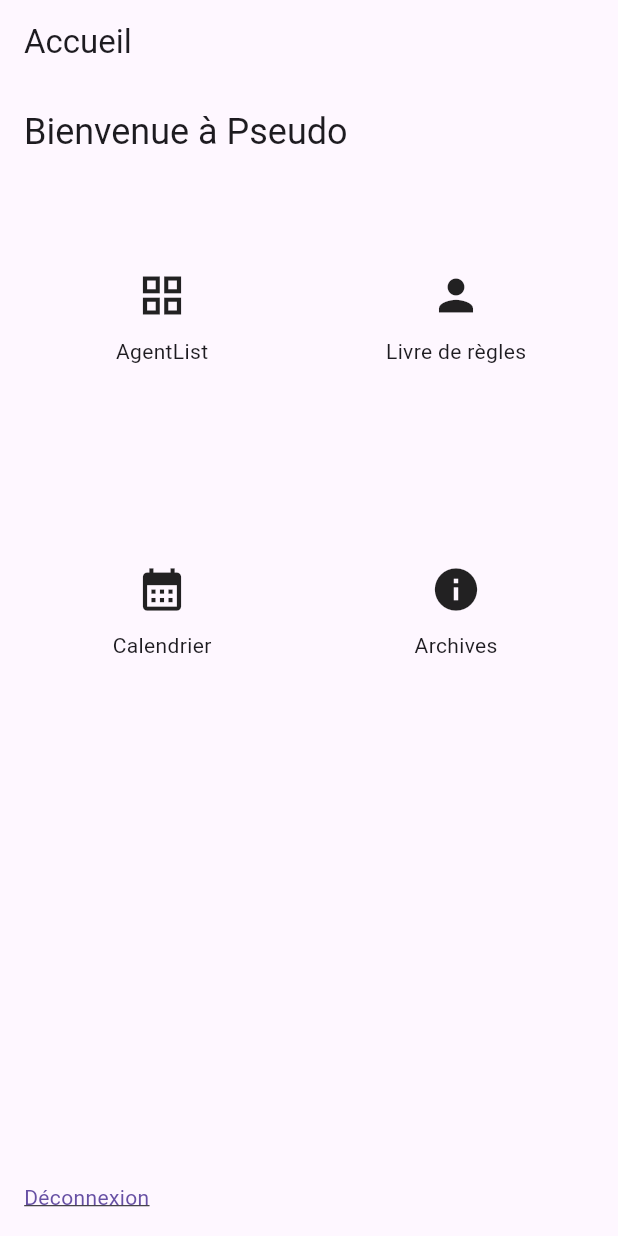
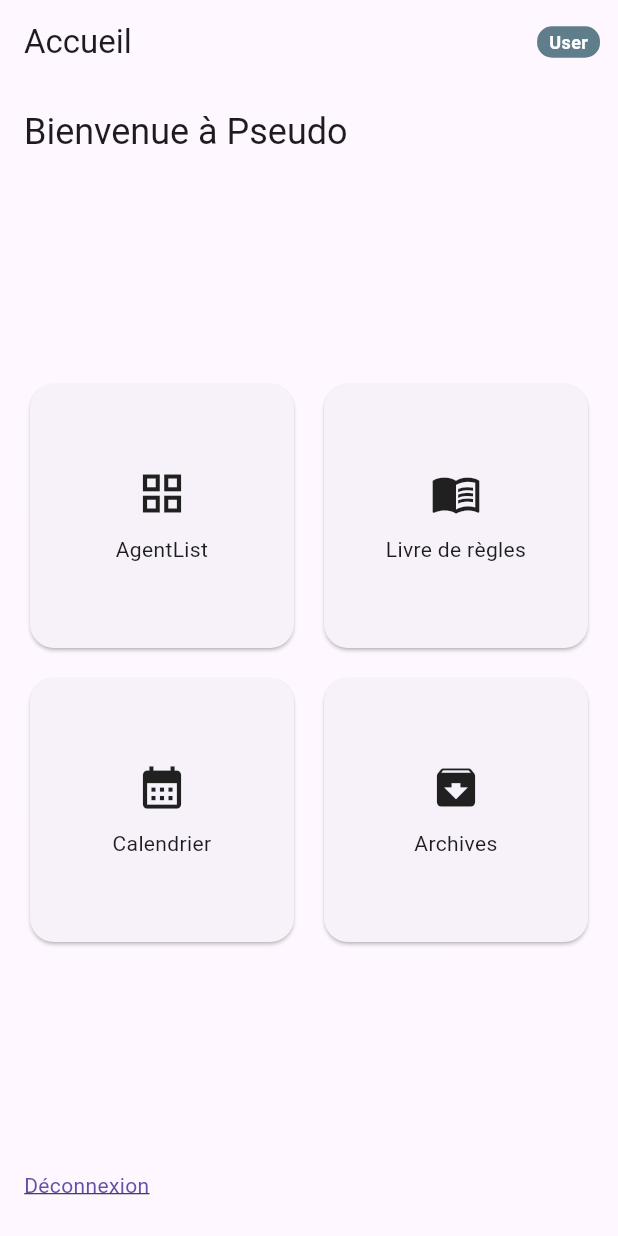
Before and after one commit to Odyce/Hellsing-Undead-or-Alive-App, a Flutter app: the screen it shows once a user with an empty profile is signed in, on a phone screen of 412 x 824 dp. Run offline on Flutter 3.47's test engine with Material 3 defaults, Android fonts, the phone set to English and light mode, and no system bars; our stand-ins replace cloud_firestore, file_picker, firebase_auth, firebase_core, flutter_riverpod, image_picker and 2 more; missing offline and left inert: apsl_sun_calc, page_flip; accounts and stored records are empty.

Commit message:
Various UI fixes and bug correction

```diff
--- a/hellsing_undead_or_applive/lib/pages/archives/artefacts/create_artefact_form.dart
+++ b/hellsing_undead_or_applive/lib/pages/archives/artefacts/create_artefact_form.dart
@@ -134,7 +134,7 @@ class _CreateArtefactPageState extends State<CreateArtefactPage> {
     final picked = await showDatePicker(
       context: context,
       initialDate: _dateRetrievedAt ?? DateTime.now(),
-      firstDate: DateTime(2000),
+      firstDate: DateTime(1800),
       lastDate: DateTime(2100),
     );
     if (picked != null) setState(() => _dateRetrievedAt = picked);
--- a/hellsing_undead_or_applive/lib/pages/login_page.dart
+++ b/hellsing_undead_or_applive/lib/pages/login_page.dart
@@ -179,11 +179,11 @@ class _LoginPageState extends State<LoginPage> {
         );
       }
     } on FirebaseAuthException catch (e) {
-      setState(() => _error = _friendlySignUpError(e));
+      _safeSetState(() => _error = _friendlySignUpError(e));
     } catch (e) {
-      setState(() => _error = e.toString());
+      _safeSetState(() => _error = e.toString());
     } finally {
-      setState(() => _loading = false);
+      _safeSetState(() => _loading = false);
     }
   }
 
--- a/hellsing_undead_or_applive/lib/pages/user_homepage.dart
+++ b/hellsing_undead_or_applive/lib/pages/user_homepage.dart
@@ -11,26 +11,18 @@ class HomePage extends StatelessWidget {
 
   Future<void> _logout(BuildContext context) async {
     final prefs = await SharedPreferences.getInstance();
-    await prefs.setBool('remember_me', false); // empêche l’auto-login au prochain lancement
-
-    await FirebaseAuth.instance.signOut();     // déconnecte maintenant (AuthGate fera le reste)
-
+    await prefs.setBool('remember_me', false);
+    await FirebaseAuth.instance.signOut();
     if (!context.mounted) return;
-
     Navigator.of(context).pushAndRemoveUntil(
       MaterialPageRoute(builder: (_) => const AuthGate()),
       (route) => false,
     );
   }
 
-
   Stream<String> _pseudoStream() {
     final uid = FirebaseAuth.instance.currentUser?.uid;
-    if (uid == null) {
-      // Pas connecté -> on renvoie un flux “vide”
-      return const Stream.empty();
-    }
-
+    if (uid == null) return const Stream.empty();
     return FirebaseFirestore.instance
         .collection('users')
         .doc(uid)
@@ -44,20 +36,124 @@ class HomePage extends StatelessWidget {
     });
   }
 
+  Stream<String> _roleStream() {
+    final uid = FirebaseAuth.instance.currentUser?.uid;
+    if (uid == null) return const Stream.empty();
+    return FirebaseFirestore.instance
+        .collection('users')
+        .doc(uid)
+        .snapshots()
+        .map((doc) {
+      final data = doc.data();
+      if (data == null) return 'user';
+      final role = data['role'];
+      if (role is String && role.trim().isNotEmpty) return role;
+      return 'user';
+    });
+  }
+
   @override
   Widget build(BuildContext context) {
+    final screenWidth = MediaQuery.of(context).size.width;
+    final isWide = screenWidth >= 700;
+    const spacing = 12.0;
+    const padding = 32.0;
+
+    final buttons = <({String label, IconData icon, String route})>[
+      (label: 'AgentList', icon: Icons.grid_view, route: Routes.agentList),
+      (label: 'Livre de règles', icon: Icons.menu_book, route: Routes.rulebook),
+      (label: 'Calendrier', icon: Icons.calendar_month, route: Routes.calendar),
+      (label: 'Archives', icon: Icons.archive, route: Routes.archives),
+    ];
+
+    Widget buildButtons() {
+      if (isWide) {
+        return SizedBox(
+          height: 140,
+          child: Row(
+            children: [
+              for (int i = 0; i < buttons.length; i++) ...[
+                if (i > 0) const SizedBox(width: spacing),
+                Expanded(
+                  child: _HomeButton(
+                    label: buttons[i].label,
+                    icon: buttons[i].icon,
+                    onTap: () => Navigator.pushReplacementNamed(
+                        context, buttons[i].route),
+                  ),
+                ),
+              ],
+            ],
+          ),
+        );
+      } else {
+        final side = (screenWidth - padding - spacing) / 2;
+        return SizedBox(
+          width: screenWidth - padding,
+          height: side * 2 + spacing,
+          child: GridView.count(
+            physics: const NeverScrollableScrollPhysics(),
+            crossAxisCount: 2,
+            crossAxisSpacing: spacing,
+            mainAxisSpacing: spacing,
+            childAspectRatio: 1.0,
+            children: [
+              for (final b in buttons)
+                _HomeButton(
+                  label: b.label,
+                  icon: b.icon,
+                  onTap: () =>
+                      Navigator.pushReplacementNamed(context, b.route),
+                ),
+            ],
+          ),
+        );
+      }
+    }
+
     return Scaffold(
       appBar: AppBar(
         title: const Text('Accueil'),
+        actions: [
+          StreamBuilder<String>(
+            stream: _roleStream(),
+            builder: (context, snap) {
+              final role = snap.data;
+              if (role == null) return const SizedBox.shrink();
+              final isAdmin = role == 'admin';
+              return Padding(
+                padding:
+                    const EdgeInsets.symmetric(horizontal: 12, vertical: 10),
+                child: Container(
+                  padding:
+                      const EdgeInsets.symmetric(horizontal: 8, vertical: 2),
+                  decoration: BoxDecoration(
+                    color: isAdmin ? Colors.orange : Colors.blueGrey,
+                    borderRadius: BorderRadius.circular(10),
                   ),
-      body: Stack(
-        children: [
-          Padding(
+                  child: Text(
+                    isAdmin ? 'Admin' : 'User',
+                    style: const TextStyle(
+                      color: Colors.white,
+                      fontSize: 12,
+                      fontWeight: FontWeight.bold,
+                    ),
+                  ),
+                ),
+              );
+            },
+          ),
+        ],
+      ),
+      body: Padding(
         padding: const EdgeInsets.all(16.0),
         child: Column(
-              crossAxisAlignment: CrossAxisAlignment.start,
+          crossAxisAlignment: CrossAxisAlignment.center,
           children: [
-                StreamBuilder<String>(
+            // Titre de bienvenue (en haut)
+            Align(
+              alignment: Alignment.centerLeft,
+              child: StreamBuilder<String>(
                 stream: _pseudoStream(),
                 builder: (context, snapshot) {
                   final pseudo = snapshot.data ?? '...';
@@ -67,49 +163,16 @@ class HomePage extends StatelessWidget {
                   );
                 },
               ),
-                const SizedBox(height: 16),
-
-                Expanded(
-                  child: GridView.count(
-                    crossAxisCount: 2,
-                    crossAxisSpacing: 12,
-                    mainAxisSpacing: 12,
-                    children: [
-                      _HomeButton(
-                        label: 'AgentList',
-                        icon: Icons.grid_view,
-                        onTap: () {
-                          Navigator.pushReplacementNamed(context, Routes.agentList);
-                        },
-                      ),
-                      _HomeButton(
-                        label: 'Livre de règles',
-                        icon: Icons.person,
-                        onTap: () {
-                          Navigator.pushReplacementNamed(context, Routes.rulebook);
-                        },
-                      ),
-                      _HomeButton(
-                        label: 'Calendrier',
-                        icon: Icons.calendar_month,
-                        onTap: () {
-                          Navigator.pushReplacementNamed(context, Routes.calendar);
-                        },
-                      ),
-                      _HomeButton(
-                        label: 'Archives',
-                        icon: Icons.info,
-                        onTap: () {
-                          Navigator.pushReplacementNamed(context, Routes.archives);
-                        },
-                      ),
-                    ],
-                  ),
             ),
 
-                Positioned(
-                  left: 16,
-                  bottom: 16,
+            // Boutons centrés verticalement
+            Expanded(
+              child: Center(child: buildButtons()),
+            ),
+
+            // Déconnexion (en bas)
+            Align(
+              alignment: Alignment.centerLeft,
               child: InkWell(
                 onTap: () => _logout(context),
                 child: Text(
@@ -121,10 +184,9 @@ class HomePage extends StatelessWidget {
                 ),
               ),
             ),
+            const SizedBox(height: 8),
           ],
         ),
-          ),
-        ],
       ),
     );
   }
@@ -143,11 +205,10 @@ class _HomeButton extends StatelessWidget {
 
   @override
   Widget build(BuildContext context) {
-    return Material(
-      color: Theme.of(context).colorScheme.surface,
-      borderRadius: BorderRadius.circular(16),
+    return Card(
+      clipBehavior: Clip.antiAlias,
+      shape: RoundedRectangleBorder(borderRadius: BorderRadius.circular(16)),
       child: InkWell(
-        borderRadius: BorderRadius.circular(16),
         onTap: onTap,
         child: Center(
           child: Column(
@@ -155,7 +216,7 @@ class _HomeButton extends StatelessWidget {
             children: [
               Icon(icon, size: 34),
               const SizedBox(height: 10),
-              Text(label),
+              Text(label, textAlign: TextAlign.center),
             ],
           ),
         ),
```
Also changed, not shown: hellsing_undead_or_applive/lib/domain/archives/npc_model.dart (+20 -20 lines), hellsing_undead_or_applive/lib/domain/archives/objects_model.dart (+22 -22 lines), hellsing_undead_or_applive/lib/pages/archives/bestiary/bestiary_list.dart (+7 -1 lines). Lines whose indentation alone changed are shown as unchanged.
